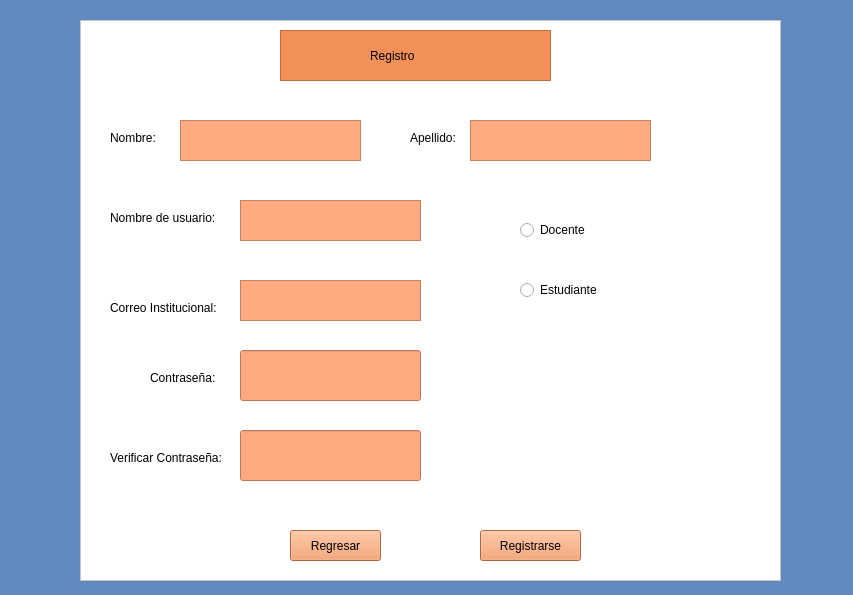
The window that registro.ui (Shanem007/AulaVirtual) describes before a commit, drawn with Qt 5.
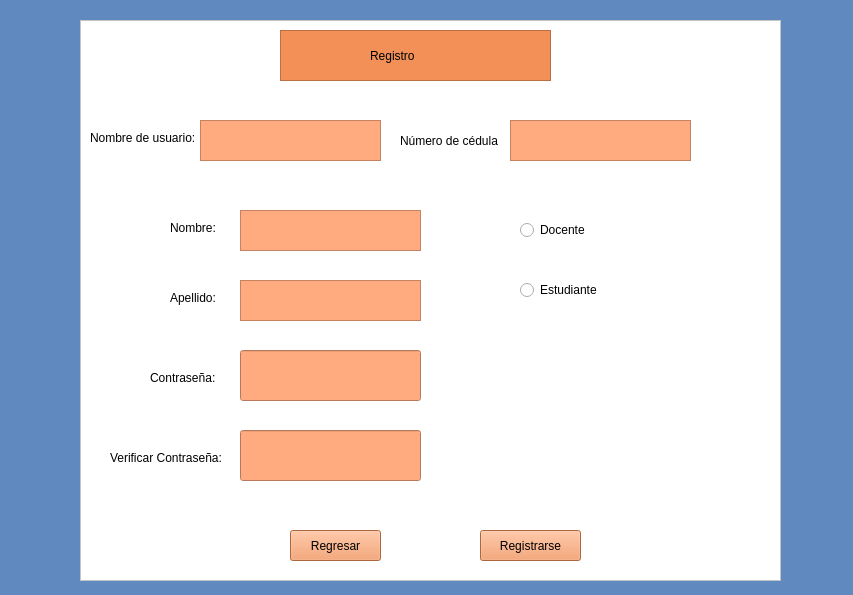
The same window after the commit.

```diff
--- a/registro.ui
+++ b/registro.ui
@@ -85,8 +85,8 @@
    <widget class="QTextEdit" name="Nombre">
     <property name="geometry">
      <rect>
-      <x>100</x>
-      <y>100</y>
+      <x>160</x>
+      <y>190</y>
       <width>181</width>
       <height>41</height>
      </rect>
@@ -98,8 +98,8 @@
    <widget class="QLabel" name="label_2">
     <property name="geometry">
      <rect>
-      <x>30</x>
-      <y>110</y>
+      <x>90</x>
+      <y>200</y>
       <width>49</width>
       <height>16</height>
      </rect>
@@ -114,8 +114,8 @@
    <widget class="QLabel" name="label_3">
     <property name="geometry">
      <rect>
-      <x>330</x>
-      <y>110</y>
+      <x>90</x>
+      <y>270</y>
       <width>49</width>
       <height>16</height>
      </rect>
@@ -130,24 +130,24 @@
    <widget class="QLabel" name="label_5">
     <property name="geometry">
      <rect>
-      <x>30</x>
-      <y>280</y>
+      <x>320</x>
+      <y>110</y>
       <width>111</width>
-      <height>16</height>
+      <height>21</height>
      </rect>
     </property>
     <property name="styleSheet">
      <string notr="true">font: 700 9pt &quot;Segoe UI&quot;;</string>
     </property>
     <property name="text">
-     <string>Correo Institucional:</string>
+     <string>Número de cédula</string>
     </property>
    </widget>
    <widget class="QLabel" name="label_7">
     <property name="geometry">
      <rect>
-      <x>30</x>
-      <y>190</y>
+      <x>10</x>
+      <y>110</y>
       <width>111</width>
       <height>16</height>
      </rect>
@@ -194,8 +194,8 @@
    <widget class="QTextEdit" name="Apellido">
     <property name="geometry">
      <rect>
-      <x>390</x>
-      <y>100</y>
+      <x>160</x>
+      <y>260</y>
       <width>181</width>
       <height>41</height>
      </rect>
@@ -207,8 +207,8 @@
    <widget class="QTextEdit" name="NombreUsuario">
     <property name="geometry">
      <rect>
-      <x>160</x>
-      <y>180</y>
+      <x>120</x>
+      <y>100</y>
       <width>181</width>
       <height>41</height>
      </rect>
@@ -220,8 +220,8 @@
    <widget class="QTextEdit" name="CorreoInstitucional">
     <property name="geometry">
      <rect>
-      <x>160</x>
-      <y>260</y>
+      <x>430</x>
+      <y>100</y>
       <width>181</width>
       <height>41</height>
      </rect>
```
